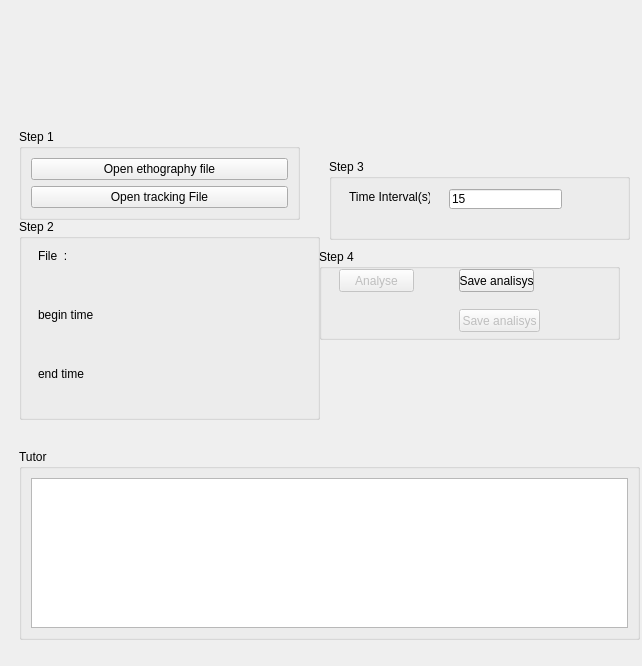
Qt form src/telasegementacao.ui (EthoWatcher/ethowatcher) before a commit.
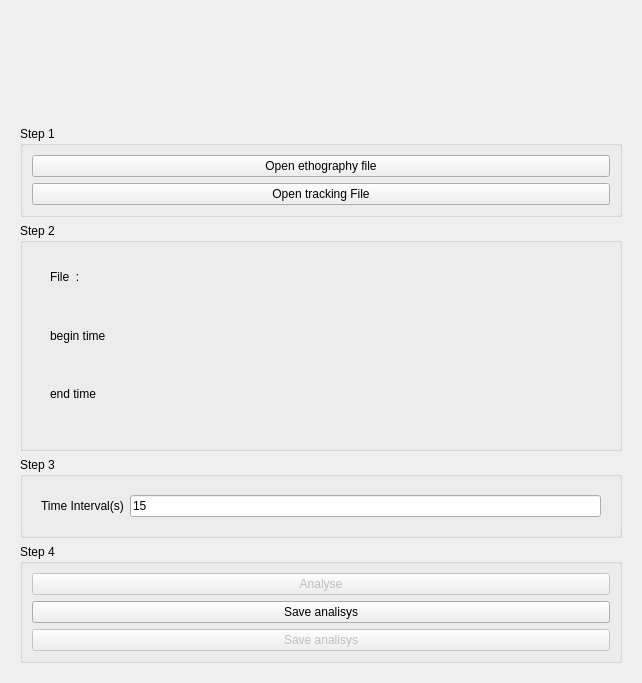
The same form after that commit. Icons and pictures are not drawn.

Commit message: Removendo o tutorial da telasegementacao.ui

```diff
--- a/src/telasegementacao.ui
+++ b/src/telasegementacao.ui
@@ -13,15 +13,9 @@
   <property name="windowTitle">
    <string>Form</string>
   </property>
+  <layout class="QVBoxLayout" name="verticalLayout_26">
+   <item>
   <widget class="QStackedWidget" name="stackedWidget">
-   <property name="geometry">
-    <rect>
-     <x>9</x>
-     <y>9</y>
-     <width>651</width>
-     <height>661</height>
-    </rect>
-   </property>
    <property name="currentIndex">
     <number>1</number>
    </property>
@@ -318,155 +312,63 @@
     </layout>
    </widget>
    <widget class="QWidget" name="page_2">
-    <widget class="QGroupBox" name="groupBox">
-     <property name="geometry">
-      <rect>
-       <x>10</x>
-       <y>440</y>
-       <width>621</width>
-       <height>191</height>
-      </rect>
-     </property>
-     <property name="title">
-      <string>Tutor</string>
-     </property>
-     <layout class="QVBoxLayout" name="verticalLayout_20">
+      <layout class="QVBoxLayout" name="verticalLayout_25">
       <item>
-       <widget class="QTextBrowser" name="textBrowser"/>
-      </item>
-     </layout>
-    </widget>
-    <widget class="QGroupBox" name="groupBox_6">
-     <property name="geometry">
-      <rect>
-       <x>310</x>
-       <y>240</y>
-       <width>301</width>
-       <height>91</height>
-      </rect>
-     </property>
-     <property name="title">
-      <string>Step 4</string>
-     </property>
-     <widget class="QPushButton" name="pbTotalRes">
-      <property name="enabled">
-       <bool>false</bool>
-      </property>
-      <property name="geometry">
-       <rect>
-        <x>20</x>
-        <y>20</y>
-        <width>75</width>
-        <height>23</height>
-       </rect>
-      </property>
+        <widget class="QLabel" name="label_5">
+         <property name="minimumSize">
+          <size>
+           <width>0</width>
+           <height>100</height>
+          </size>
+         </property>
+         <property name="maximumSize">
+          <size>
+           <width>16777215</width>
+           <height>100</height>
+          </size>
+         </property>
       <property name="text">
-       <string>Analyse</string>
-      </property>
-     </widget>
-     <widget class="QPushButton" name="pbGravarTCCM">
-      <property name="geometry">
-       <rect>
-        <x>140</x>
-        <y>20</y>
-        <width>75</width>
-        <height>23</height>
-       </rect>
-      </property>
-      <property name="text">
-       <string>Save analisys</string>
-      </property>
-     </widget>
-     <widget class="QPushButton" name="pbTotGravar">
-      <property name="enabled">
-       <bool>false</bool>
-      </property>
-      <property name="geometry">
-       <rect>
-        <x>140</x>
-        <y>60</y>
-        <width>81</width>
-        <height>23</height>
-       </rect>
-      </property>
-      <property name="text">
-       <string>Save analisys</string>
-      </property>
-     </widget>
-    </widget>
-    <widget class="QGroupBox" name="groupBox_5">
-     <property name="geometry">
-      <rect>
-       <x>320</x>
-       <y>150</y>
-       <width>301</width>
-       <height>81</height>
-      </rect>
-     </property>
-     <property name="title">
-      <string>Step 3</string>
-     </property>
-     <widget class="QWidget" name="widHomo" native="true">
-      <property name="enabled">
+          <string/>
+         </property>
+         <property name="pixmap">
+          <pixmap resource="resourcefile.qrc">:/icons/ethowatcher_logo_os.png</pixmap>
+         </property>
+         <property name="scaledContents">
        <bool>true</bool>
       </property>
-      <property name="geometry">
-       <rect>
-        <x>10</x>
-        <y>20</y>
-        <width>231</width>
-        <height>41</height>
-       </rect>
-      </property>
-      <widget class="QLineEdit" name="lieTime">
-       <property name="geometry">
-        <rect>
-         <x>110</x>
-         <y>10</y>
-         <width>113</width>
-         <height>20</height>
-        </rect>
-       </property>
+        </widget>
+       </item>
+       <item>
+        <widget class="QGroupBox" name="groupBox_2">
+         <property name="title">
+          <string>Step 1</string>
+         </property>
+         <layout class="QVBoxLayout" name="verticalLayout_23">
+          <item>
+           <widget class="QPushButton" name="pbCaTotalSe">
        <property name="text">
-        <string>15</string>
-       </property>
-      </widget>
-      <widget class="QLabel" name="label">
-       <property name="geometry">
-        <rect>
-         <x>10</x>
-         <y>10</y>
-         <width>81</width>
-         <height>16</height>
-        </rect>
-       </property>
+             <string>Open ethography file</string>
+            </property>
+           </widget>
+          </item>
+          <item>
+           <widget class="QPushButton" name="pbTCCMfile">
        <property name="text">
-        <string>Time Interval(s)</string>
-       </property>
-      </widget>
-     </widget>
-    </widget>
+             <string>Open tracking File</string>
+            </property>
+           </widget>
+          </item>
+         </layout>
+        </widget>
+       </item>
+       <item>
     <widget class="QGroupBox" name="groupBox_3">
-     <property name="geometry">
-      <rect>
-       <x>10</x>
-       <y>210</y>
-       <width>301</width>
-       <height>201</height>
-      </rect>
-     </property>
      <property name="title">
       <string>Step 2</string>
      </property>
+         <layout class="QVBoxLayout" name="verticalLayout_27">
+          <item>
      <widget class="QWidget" name="widget_8" native="true">
-      <property name="geometry">
-       <rect>
-        <x>10</x>
-        <y>20</y>
-        <width>281</width>
-        <height>171</height>
-       </rect>
-      </property>
       <layout class="QVBoxLayout" name="verticalLayout_18">
        <item>
         <widget class="QWidget" name="widget_9" native="true">
@@ -536,57 +438,83 @@
        </item>
       </layout>
      </widget>
-    </widget>
-    <widget class="QGroupBox" name="groupBox_2">
-     <property name="geometry">
-      <rect>
-       <x>10</x>
-       <y>120</y>
-       <width>281</width>
-       <height>91</height>
-      </rect>
-     </property>
-     <property name="title">
-      <string>Step 1</string>
-     </property>
-     <layout class="QVBoxLayout" name="verticalLayout_23">
-      <item>
-       <widget class="QPushButton" name="pbCaTotalSe">
-        <property name="text">
-         <string>Open ethography file</string>
-        </property>
-       </widget>
-      </item>
-      <item>
-       <widget class="QPushButton" name="pbTCCMfile">
-        <property name="text">
-         <string>Open tracking File</string>
-        </property>
-       </widget>
       </item>
      </layout>
     </widget>
-    <widget class="QLabel" name="label_5">
-     <property name="geometry">
-      <rect>
-       <x>10</x>
-       <y>20</y>
-       <width>611</width>
-       <height>91</height>
-      </rect>
-     </property>
-     <property name="text">
-      <string/>
-     </property>
-     <property name="pixmap">
-      <pixmap resource="resourcefile.qrc">:/icons/ethowatcher_logo_os.png</pixmap>
-     </property>
-     <property name="scaledContents">
+       </item>
+       <item>
+        <widget class="QGroupBox" name="groupBox_5">
+         <property name="title">
+          <string>Step 3</string>
+         </property>
+         <layout class="QVBoxLayout" name="verticalLayout_20">
+          <item>
+           <widget class="QWidget" name="widHomo" native="true">
+            <property name="enabled">
       <bool>true</bool>
      </property>
-    </widget>
-   </widget>
-  </widget>
+            <layout class="QHBoxLayout" name="horizontalLayout_3">
+             <item>
+              <widget class="QLabel" name="label">
+               <property name="text">
+                <string>Time Interval(s)</string>
+               </property>
+              </widget>
+             </item>
+             <item>
+              <widget class="QLineEdit" name="lieTime">
+               <property name="text">
+                <string>15</string>
+               </property>
+              </widget>
+             </item>
+            </layout>
+           </widget>
+          </item>
+         </layout>
+        </widget>
+       </item>
+       <item>
+        <widget class="QGroupBox" name="groupBox_6">
+         <property name="title">
+          <string>Step 4</string>
+         </property>
+         <layout class="QVBoxLayout" name="verticalLayout_24">
+          <item>
+           <widget class="QPushButton" name="pbTotalRes">
+            <property name="enabled">
+             <bool>false</bool>
+            </property>
+            <property name="text">
+             <string>Analyse</string>
+            </property>
+           </widget>
+          </item>
+          <item>
+           <widget class="QPushButton" name="pbGravarTCCM">
+            <property name="text">
+             <string>Save analisys</string>
+            </property>
+           </widget>
+          </item>
+          <item>
+           <widget class="QPushButton" name="pbTotGravar">
+            <property name="enabled">
+             <bool>false</bool>
+            </property>
+            <property name="text">
+             <string>Save analisys</string>
+            </property>
+           </widget>
+          </item>
+         </layout>
+        </widget>
+       </item>
+      </layout>
+     </widget>
+    </widget>
+   </item>
+  </layout>
  </widget>
  <resources>
   <include location="resourcefile.qrc"/>
```
Left out of the diff: 14 changed lines with no effect on the pictures. Lines whose indentation alone changed are shown as unchanged.
